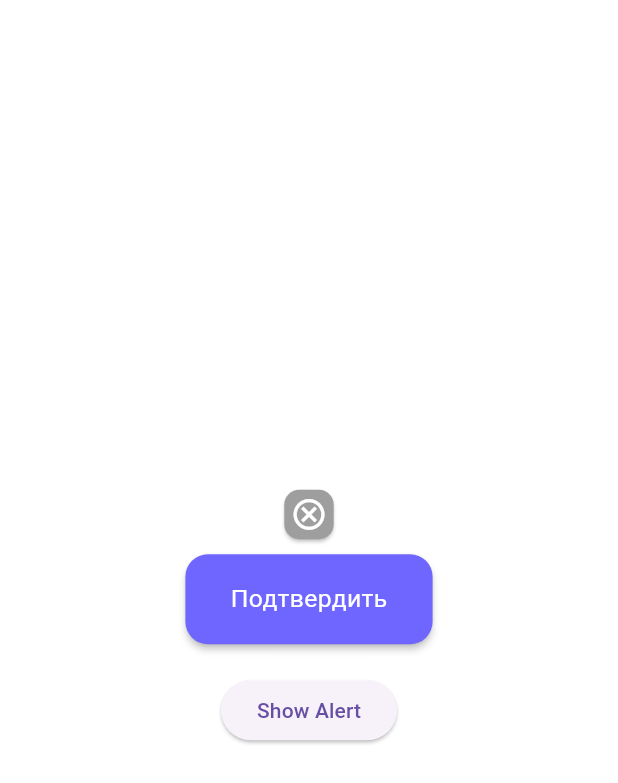
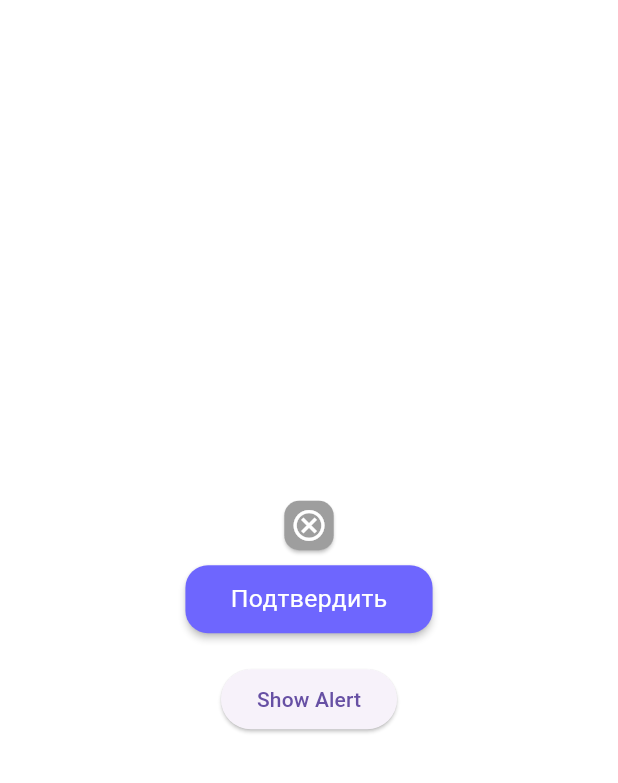
Before and after one commit to RogaJedi/work_1, a Flutter app: the screen it shows after launch, on a phone screen of 412 x 824 dp. Shown: the top 783 px of the screen. Run offline on Flutter 3.47's test engine with Material 3 defaults, Android fonts, the phone set to English and light mode, and no system bars; our stand-ins replace flutter_bloc.

Commit message:
finished buttons

```diff
--- a/lib/buttons/confirm.dart
+++ b/lib/buttons/confirm.dart
@@ -3,22 +3,26 @@ import 'package:flutter/material.dart';
 class Confirm extends StatelessWidget {
   final Color color;
   final String text;
+  final double height;
+  final double width;
   final Function() onPressed;
 
   const Confirm({
     super.key,
     required this.color,
     required this.text,
+    required this.height,
+    required this.width,
     required this.onPressed
   });
 
   @override
   Widget build(BuildContext context) {
-    return LayoutBuilder(
-      builder: (BuildContext context, BoxConstraints constraints) {
 
-        final containerWidth = constraints.maxWidth;
-        final containerHeight = constraints.maxHeight;
+    final screenWidth = MediaQuery.of(context).size.width;
+    final screenHeight = MediaQuery.of(context).size.height;
+
+    //RECOMMENDED HEIGHT-WIDTH: 55-400
 
     return Material(
       elevation: 2.0,
@@ -26,26 +30,22 @@ class Confirm extends StatelessWidget {
       borderRadius: BorderRadius.circular(15.0),
       child: InkWell(
         onTap: onPressed,
-            splashColor: Colors.white.withAlpha(25),
+        splashColor: Colors.white.withValues(alpha: 0.1),
         borderRadius: BorderRadius.circular(15.0),
-            child: Container(
-
-              height: containerHeight * 0.055,
-              width: containerWidth * 0.4,
-
+        child: SizedBox(
+          height: screenHeight * 0.001 * height,
+          width: screenWidth * 0.001 * width,
           child: Center(
               child: Text(
                 text,
                 style: TextStyle(
                     color: Colors.white,
-                    fontSize: containerWidth * 0.04,
+                    fontSize: screenWidth * 0.04
                 ),
-                ),
+              )
           ),
         ),
       ),
     );
-      },
-    );
   }
 }
--- a/lib/main.dart
+++ b/lib/main.dart
@@ -100,10 +100,7 @@ class MyHomePage extends StatelessWidget {
                       children: [
                         Cancel(color: Colors.grey, icon: Icons.cancel_outlined, onPressed: () => print("button pressed"),),
                         SizedBox(height: 10,),
-                        SizedBox(
-                            height: 60,
-                            child: Confirm(color: Color(0xFF6E66FE), text: "Подтвердить", onPressed: () => print("button pressed"),)
-                        ),
+                        Confirm(color: Color(0xFF6E66FE), text: "Подтвердить", height: 55, width: 400, onPressed: () => print("button pressed"),),
                       ],
                     ),
                   SizedBox(height: 20,),
@@ -116,8 +113,8 @@ class MyHomePage extends StatelessWidget {
                           return AlertDialog(
                             title: Text('Alert Title'),
                             content: Container(
-                              width: 200,
-                              height: 400,
+                              width: MediaQuery.of(context).size.width * 0.7,
+                              height: MediaQuery.of(context).size.height * 0.5,
                               child: Stack(
                                 children: [
                                   Positioned(
@@ -125,6 +122,8 @@ class MyHomePage extends StatelessWidget {
                                       child: Confirm(
                                         color: Color(0xFF6E66FE),
                                         text: "Подтвердить",
+                                        height: 55,
+                                        width: 400,
                                         onPressed: () => print("button pressed"),
                                       )
                                   )
```
Also changed, not shown: 4 other files. Lines whose indentation alone changed are shown as unchanged.
